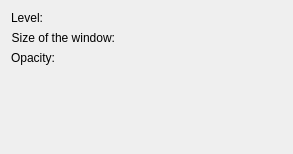
KDE/krita, file plugins/filters/randompickfilter/wdgrandompickoptions.ui: the form before one commit.
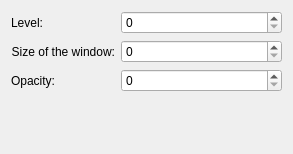
The form after the commit. Custom widgets are drawn as their Qt base class.

Commit message:
ui: Fix Designer not rendering KisSliderSpinBox as QSpinBox
Part-of: <https://invent.kde.org/graphics/krita/-/merge_requests/1742>

```diff
--- a/plugins/filters/randompickfilter/wdgrandompickoptions.ui
+++ b/plugins/filters/randompickfilter/wdgrandompickoptions.ui
@@ -105,7 +105,7 @@
  <customwidgets>
   <customwidget>
    <class>KisSliderSpinBox</class>
-   <extends>QWidget</extends>
+   <extends>QSpinBox</extends>
    <header>kis_slider_spin_box.h</header>
    <container>1</container>
   </customwidget>
```
The commit also changes 45 other files.
